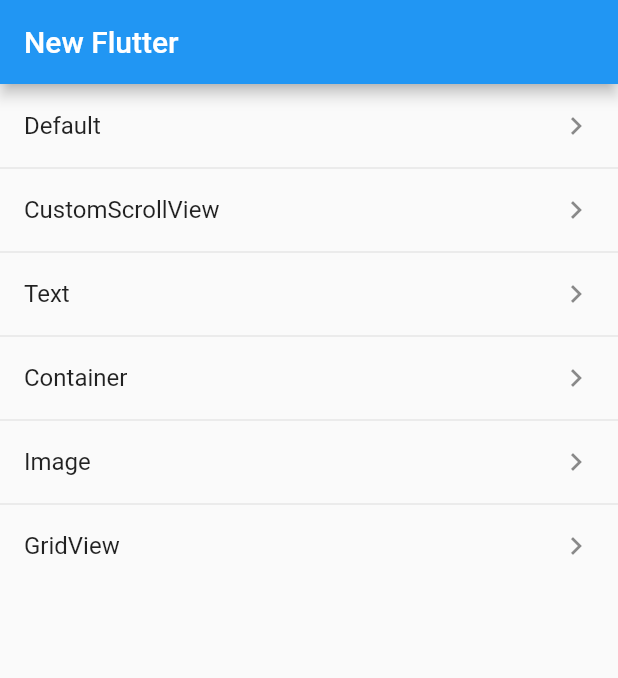
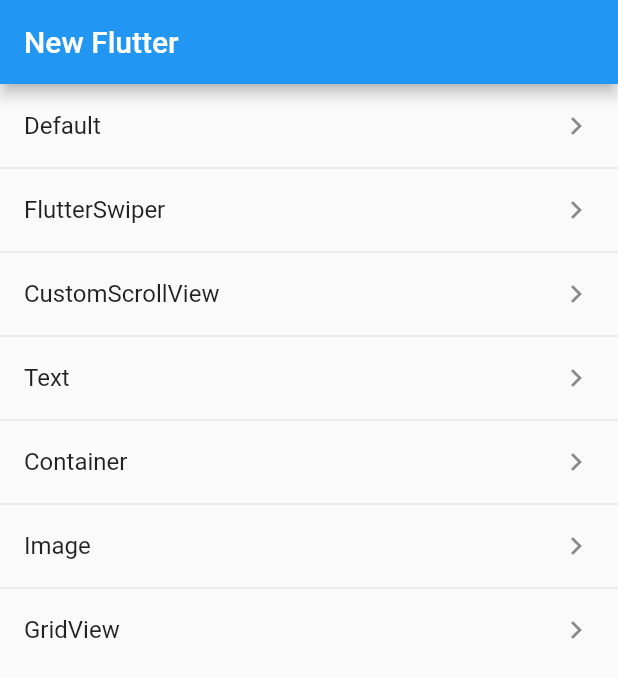
Before and after one commit to samuelhh/newFlutter, a Flutter app: the screen it shows after launch, on a phone screen of 412 x 824 dp. Shown: the top 678 px of the screen. Run offline on Flutter 3.47's test engine with Material 2 defaults, Android fonts, the phone set to English and light mode, and no system bars; our stand-ins replace cached_network_image, flutter_swiper.

Commit message:
新增轮播图

```diff
--- a/lib/pages/MainPage.dart
+++ b/lib/pages/MainPage.dart
@@ -1,4 +1,5 @@
 import 'package:flutter/material.dart';
+import 'package:new_flutter/pages/FlutterSwiper.dart';
 import './ContainerWidget.dart';
 import './CustomScrollViewWidget.dart';
 import './GridViewWidget.dart';
@@ -31,6 +32,11 @@ class MyListView extends StatelessWidget {
         trailing: Icon(Icons.keyboard_arrow_right),
         onTap: () => Navigator.push(
             context, MaterialPageRoute(builder: (context) => DefaultApp())),
+      ),
+      ListTile(
+        title: Text("FlutterSwiper"),
+        trailing: Icon(Icons.keyboard_arrow_right),
+        onTap: ()=>Navigator.push(context, MaterialPageRoute(builder: (context)=>FlutterSwiper())),
       ),
       ListTile(
         title: Text("CustomScrollView"),
--- a/pubspec.yaml
+++ b/pubspec.yaml
@@ -30,6 +30,7 @@ dependencies:
   cupertino_icons: ^0.1.3
   cached_network_image: ^2.3.1
   transparent_image: ^1.0.0
+  flutter_swiper : ^1.1.6
 
 dev_dependencies:
   flutter_test:
```
Also changed, not shown: lib/pages/FlutterSwiper.dart (added, +64 -0 lines), pubspec.lock.
